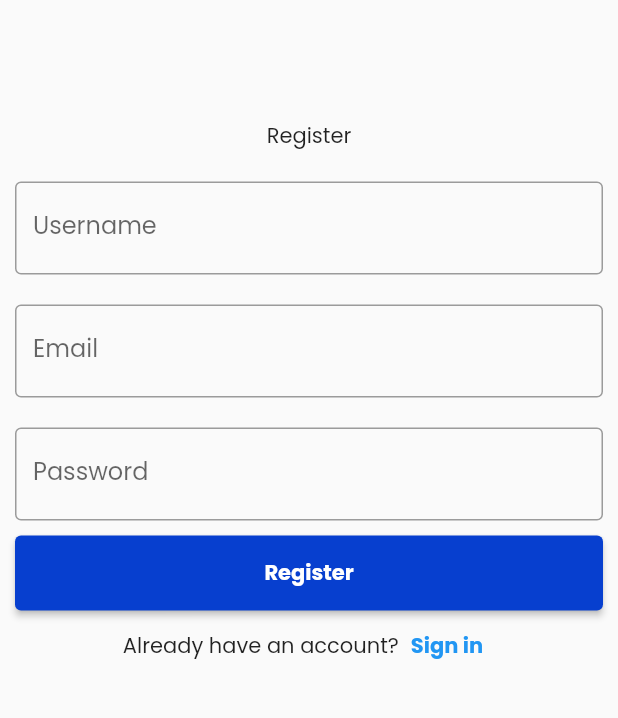
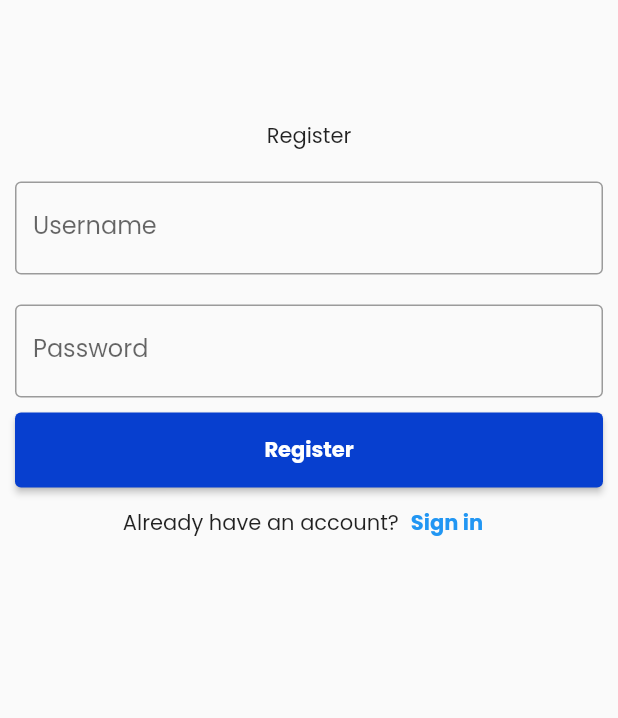
Before and after one commit to abadisurio/flint, a Flutter app: the screen it shows after launch, on a phone screen of 412 x 824 dp, the part 195-913 px from its top. Run offline on Flutter 3.47's test engine with Material 2 defaults, Android fonts, the phone set to English and light mode, and no system bars; our stand-ins replace cached_network_image, connectivity_plus, flutter_svg, sqflite, swipe_cards; accounts and stored records are empty; project files that could hold a hidden picture were left out.

Commit message:
flint: create transition from register to signin

```diff
--- a/lib/screens/register.dart
+++ b/lib/screens/register.dart
@@ -16,8 +16,6 @@ class RegisterPage extends StatefulWidget {
 class _RegisterPageState extends State<RegisterPage> {
   final TextEditingController usernameController = TextEditingController();
 
-  final TextEditingController emailController = TextEditingController();
-
   final TextEditingController passwordController = TextEditingController();
 
   void registerUser() async {
@@ -25,7 +23,6 @@ class _RegisterPageState extends State<RegisterPage> {
     String url = 'http://10.0.2.2:3000/api/register';
     Map<String, String> body = {
       'username': usernameController.text,
-      'email': emailController.text,
       'password': passwordController.text,
     };
     var client = http.Client();
@@ -36,6 +33,7 @@ class _RegisterPageState extends State<RegisterPage> {
       dev.log(bodyResponse["status"].toString());
       if (bodyResponse["data"]) {
         dev.log(bodyResponse["status"].toString());
+        Navigator.popAndPushNamed(context, '/signin');
         // obtain shared preferences
         // final prefs = await SharedPreferences.getInstance();
         // // set value
@@ -80,16 +78,6 @@ class _RegisterPageState extends State<RegisterPage> {
           Container(
             padding: const EdgeInsets.all(10),
             child: TextField(
-              controller: emailController,
-              decoration: const InputDecoration(
-                border: OutlineInputBorder(),
-                labelText: 'Email',
-              ),
-            ),
-          ),
-          Container(
-            padding: const EdgeInsets.all(10),
-            child: TextField(
               obscureText: true,
               controller: passwordController,
               decoration: const InputDecoration(
```
Also changed, not shown: lib/main.dart (+16 -13 lines), lib/screens/signin.dart (added, +15 -0 lines).
